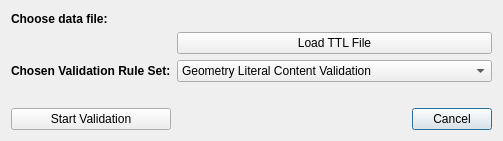
This is dialogs/ui/graphvalidationdialog.ui in sparqlunicorn/sparqlunicornGoesGIS as Qt 5 draws it before an edit. The edited form follows.
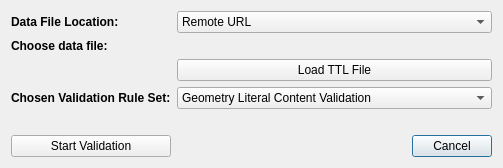
This is the edited form.

Commit message: Fixed map in data views

```diff
--- a/dialogs/ui/graphvalidationdialog.ui
+++ b/dialogs/ui/graphvalidationdialog.ui
@@ -14,14 +14,27 @@
    <string>Dialog</string>
   </property>
   <layout class="QGridLayout" name="gridLayout">
-   <item row="4" column="3">
+   <item row="5" column="1" colspan="2">
+    <spacer name="horizontalSpacer_2">
+     <property name="orientation">
+      <enum>Qt::Horizontal</enum>
+     </property>
+     <property name="sizeHint" stdset="0">
+      <size>
+       <width>40</width>
+       <height>20</height>
+      </size>
+     </property>
+    </spacer>
+   </item>
+   <item row="5" column="3">
     <widget class="QPushButton" name="cancelButton">
      <property name="text">
       <string>Cancel</string>
      </property>
     </widget>
    </item>
-   <item row="2" column="0">
+   <item row="3" column="0">
     <widget class="QLabel" name="label">
      <property name="font">
       <font>
@@ -34,14 +47,14 @@
      </property>
     </widget>
    </item>
-   <item row="1" column="1" colspan="3">
+   <item row="2" column="1" colspan="3">
     <widget class="QPushButton" name="loadDataFileButton">
      <property name="text">
       <string>Load TTL File</string>
      </property>
     </widget>
    </item>
-   <item row="0" column="0">
+   <item row="1" column="0">
     <widget class="QLabel" name="chooseDataFileLabel">
      <property name="font">
       <font>
@@ -54,7 +67,7 @@
      </property>
     </widget>
    </item>
-   <item row="3" column="1">
+   <item row="4" column="1">
     <spacer name="horizontalSpacer">
      <property name="orientation">
       <enum>Qt::Horizontal</enum>
@@ -67,14 +80,21 @@
      </property>
     </spacer>
    </item>
-   <item row="0" column="1" colspan="3">
+   <item row="5" column="0">
+    <widget class="QPushButton" name="startValidationButton">
+     <property name="text">
+      <string>Start Validation</string>
+     </property>
+    </widget>
+   </item>
+   <item row="1" column="1" colspan="3">
     <widget class="QLabel" name="chosenDataFile">
      <property name="text">
       <string/>
      </property>
     </widget>
    </item>
-   <item row="2" column="1" colspan="3">
+   <item row="3" column="1" colspan="3">
     <widget class="QComboBox" name="chosenValidatorFile">
      <item>
       <property name="text">
@@ -103,25 +123,32 @@
      </item>
     </widget>
    </item>
-   <item row="4" column="0">
-    <widget class="QPushButton" name="startValidationButton">
-     <property name="text">
-      <string>Start Validation</string>
-     </property>
+   <item row="0" column="1" colspan="3">
+    <widget class="QComboBox" name="dataFileLocationCBox">
+     <item>
+      <property name="text">
+       <string>Remote URL</string>
+      </property>
+     </item>
+     <item>
+      <property name="text">
+       <string>Local File(s)</string>
+      </property>
+     </item>
     </widget>
    </item>
-   <item row="4" column="1" colspan="2">
-    <spacer name="horizontalSpacer_2">
-     <property name="orientation">
-      <enum>Qt::Horizontal</enum>
+   <item row="0" column="0">
+    <widget class="QLabel" name="dataFileLocationLabel">
+     <property name="font">
+      <font>
+       <weight>75</weight>
+       <bold>true</bold>
+      </font>
      </property>
-     <property name="sizeHint" stdset="0">
-      <size>
-       <width>40</width>
-       <height>20</height>
-      </size>
+     <property name="text">
+      <string>Data File Location:</string>
      </property>
-    </spacer>
+    </widget>
    </item>
   </layout>
  </widget>
```
The commit also changes 24 other files.
